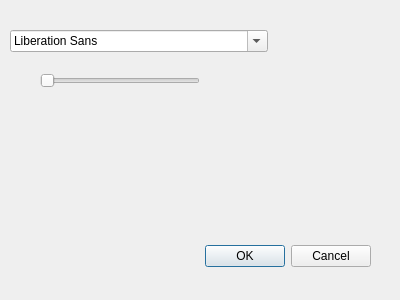
Qt form ToolBtn/settextwidget.ui (smoothie316/Qt) before a commit.
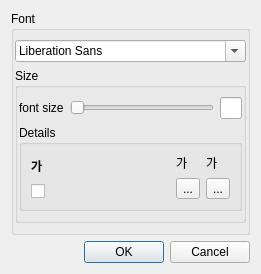
The same form after that commit.

```diff
--- a/ToolBtn/settextwidget.ui
+++ b/ToolBtn/settextwidget.ui
@@ -6,52 +6,171 @@
    <rect>
     <x>0</x>
     <y>0</y>
-    <width>400</width>
-    <height>300</height>
+    <width>247</width>
+    <height>239</height>
    </rect>
   </property>
   <property name="windowTitle">
    <string>Dialog</string>
   </property>
-  <widget class="QDialogButtonBox" name="buttonBox">
-   <property name="geometry">
-    <rect>
-     <x>30</x>
-     <y>240</y>
-     <width>341</width>
-     <height>32</height>
-    </rect>
-   </property>
-   <property name="orientation">
-    <enum>Qt::Horizontal</enum>
-   </property>
-   <property name="standardButtons">
-    <set>QDialogButtonBox::Cancel|QDialogButtonBox::Ok</set>
-   </property>
-  </widget>
-  <widget class="QFontComboBox" name="fontComboBox">
-   <property name="geometry">
-    <rect>
-     <x>10</x>
-     <y>30</y>
-     <width>258</width>
-     <height>22</height>
-    </rect>
-   </property>
-  </widget>
-  <widget class="QSlider" name="horizontalSlider">
-   <property name="geometry">
-    <rect>
-     <x>40</x>
-     <y>70</y>
-     <width>160</width>
-     <height>22</height>
-    </rect>
-   </property>
-   <property name="orientation">
-    <enum>Qt::Horizontal</enum>
-   </property>
-  </widget>
+  <layout class="QVBoxLayout" name="verticalLayout">
+   <item>
+    <widget class="QGroupBox" name="groupBox">
+     <property name="title">
+      <string>Font</string>
+     </property>
+     <layout class="QVBoxLayout" name="verticalLayout_2">
+      <property name="leftMargin">
+       <number>1</number>
+      </property>
+      <property name="rightMargin">
+       <number>1</number>
+      </property>
+      <item>
+       <widget class="QFontComboBox" name="fontComboBox">
+        <property name="editable">
+         <bool>true</bool>
+        </property>
+       </widget>
+      </item>
+      <item>
+       <widget class="QGroupBox" name="groupBox_2">
+        <property name="title">
+         <string>Size</string>
+        </property>
+        <layout class="QVBoxLayout" name="verticalLayout_3">
+         <property name="leftMargin">
+          <number>1</number>
+         </property>
+         <property name="rightMargin">
+          <number>1</number>
+         </property>
+         <item>
+          <layout class="QHBoxLayout" name="horizontalLayout">
+           <item>
+            <widget class="QLabel" name="label">
+             <property name="text">
+              <string>font size</string>
+             </property>
+            </widget>
+           </item>
+           <item>
+            <widget class="QSlider" name="SizeSlider">
+             <property name="sizePolicy">
+              <sizepolicy hsizetype="Expanding" vsizetype="Fixed">
+               <horstretch>8</horstretch>
+               <verstretch>0</verstretch>
+              </sizepolicy>
+             </property>
+             <property name="orientation">
+              <enum>Qt::Horizontal</enum>
+             </property>
+            </widget>
+           </item>
+           <item>
+            <widget class="QLineEdit" name="SizeLineEdit">
+             <property name="sizePolicy">
+              <sizepolicy hsizetype="Expanding" vsizetype="Fixed">
+               <horstretch>1</horstretch>
+               <verstretch>0</verstretch>
+              </sizepolicy>
+             </property>
+            </widget>
+           </item>
+          </layout>
+         </item>
+         <item>
+          <widget class="QGroupBox" name="groupBox_3">
+           <property name="title">
+            <string>Details</string>
+           </property>
+           <layout class="QGridLayout" name="gridLayout_2">
+            <item row="0" column="0">
+             <layout class="QVBoxLayout" name="verticalLayout_6">
+              <item>
+               <widget class="QLabel" name="Bold">
+                <property name="font">
+                 <font>
+                  <weight>75</weight>
+                  <bold>true</bold>
+                 </font>
+                </property>
+                <property name="text">
+                 <string>가</string>
+                </property>
+                <property name="alignment">
+                 <set>Qt::AlignLeading|Qt::AlignLeft|Qt::AlignVCenter</set>
+                </property>
+                <property name="wordWrap">
+                 <bool>false</bool>
+                </property>
+               </widget>
+              </item>
+              <item>
+               <widget class="QCheckBox" name="BoldCheck">
+                <property name="text">
+                 <string/>
+                </property>
+               </widget>
+              </item>
+             </layout>
+            </item>
+            <item row="0" column="1">
+             <layout class="QVBoxLayout" name="verticalLayout_4">
+              <item>
+               <widget class="QLabel" name="label_2">
+                <property name="text">
+                 <string>가</string>
+                </property>
+               </widget>
+              </item>
+              <item>
+               <widget class="QToolButton" name="ColorSelect1">
+                <property name="text">
+                 <string>...</string>
+                </property>
+               </widget>
+              </item>
+             </layout>
+            </item>
+            <item row="0" column="2">
+             <layout class="QVBoxLayout" name="verticalLayout_5">
+              <item>
+               <widget class="QLabel" name="label_3">
+                <property name="text">
+                 <string>가</string>
+                </property>
+               </widget>
+              </item>
+              <item>
+               <widget class="QToolButton" name="ColorSelect2">
+                <property name="text">
+                 <string>...</string>
+                </property>
+               </widget>
+              </item>
+             </layout>
+            </item>
+           </layout>
+          </widget>
+         </item>
+        </layout>
+       </widget>
+      </item>
+     </layout>
+    </widget>
+   </item>
+   <item>
+    <widget class="QDialogButtonBox" name="buttonBox">
+     <property name="orientation">
+      <enum>Qt::Horizontal</enum>
+     </property>
+     <property name="standardButtons">
+      <set>QDialogButtonBox::Cancel|QDialogButtonBox::Ok</set>
+     </property>
+    </widget>
+   </item>
+  </layout>
  </widget>
  <resources/>
  <connections>
```
